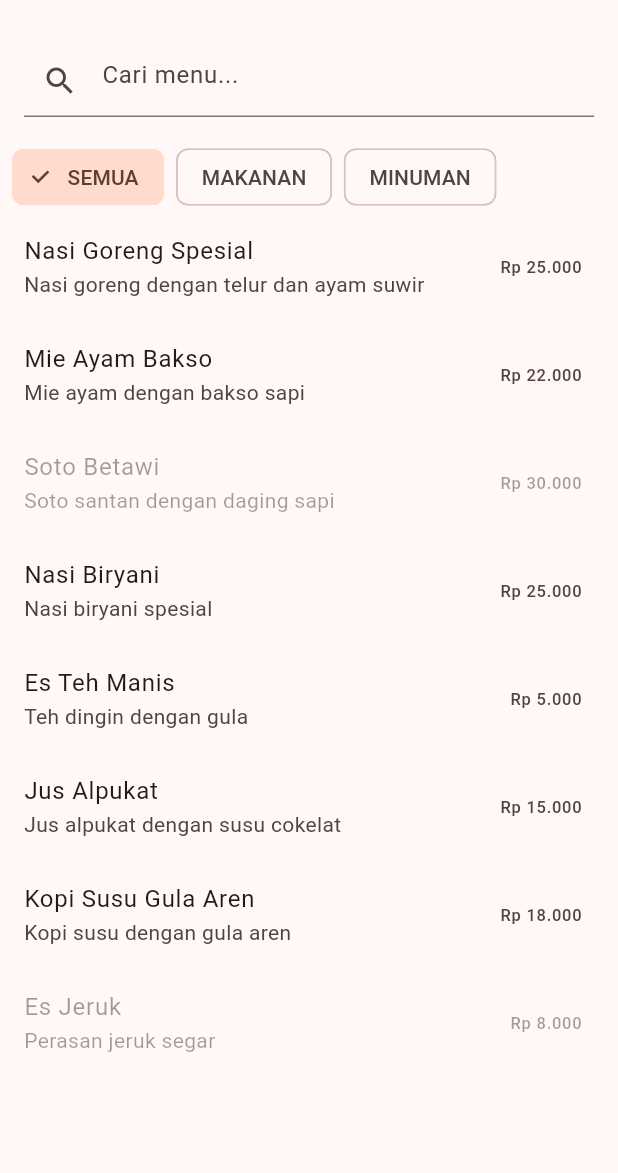
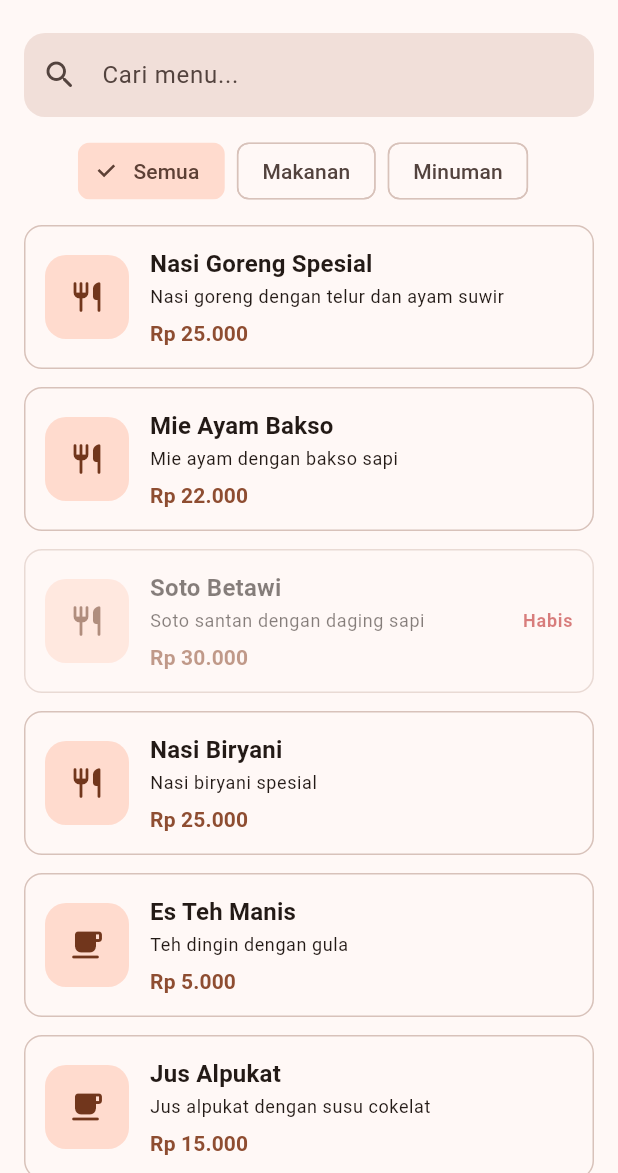
Before and after one commit to Bamz666/eatik-app, a Flutter app: the screen it shows after launch, on a phone screen of 412 x 824 dp, the part 63-1236 px from its top. Run offline on Flutter 3.47's test engine with Material 3 defaults, Android fonts, the phone set to English and light mode, and no system bars.

Commit message:
refactor: pisahkan fitur menu ke layer domain, data, dan presentation

```diff
--- a/lib/app/app.dart
+++ b/lib/app/app.dart
@@ -1,5 +1,5 @@
 import 'package:eatik_app/app/theme/app_theme.dart';
-import 'package:eatik_app/menu_page_messy.dart';
+import 'package:eatik_app/features/menu/presentation/pages/menu_page.dart';
 import 'package:flutter/material.dart';
 
 class EatikApp extends StatelessWidget {
@@ -13,7 +13,7 @@ class EatikApp extends StatelessWidget {
       theme: AppTheme.light,
       darkTheme: AppTheme.dark,
       themeMode: ThemeMode.system,
-      home: const MenuPageMessy(),
+      home: const MenuPage(),
     );
   }
 }
--- /dev/null
+++ b/lib/core/utils/rupiah_extension.dart
@@ -0,0 +1,15 @@
+extension RupiahFormat on num {
+  /// Contoh: 25000 menjadi "Rp 25.000".
+  String toRupiah() {
+    final digits = round().toString();
+    final buffer = StringBuffer();
+
+    for (var i = 0; i < digits.length; i++) {
+      buffer.write(digits[i]);
+      final sisa = digits.length - i - 1;
+      if (sisa > 0 && sisa % 3 == 0) buffer.write('.');
+    }
+
+    return 'Rp $buffer';
+  }
+}
--- /dev/null
+++ b/lib/features/menu/data/repositories/menu_repository_impl.dart
@@ -0,0 +1,86 @@
+import 'package:eatik_app/features/menu/domain/entities/menu.dart';
+import 'package:eatik_app/features/menu/domain/repositories/menu_repository.dart';
+
+class MenuRepositoryImpl implements MenuRepository {
+  const MenuRepositoryImpl();
+
+  static const List<Menu> _data = [
+    Menu(
+      id: 1,
+      nama: 'Nasi Goreng Spesial',
+      harga: 25000,
+      deskripsi: 'Nasi goreng dengan telur dan ayam suwir',
+      kategori: KategoriMenu.makanan,
+      status: StatusMenu.tersedia,
+    ),
+    Menu(
+      id: 2,
+      nama: 'Mie Ayam Bakso',
+      harga: 22000,
+      deskripsi: 'Mie ayam dengan bakso sapi',
+      kategori: KategoriMenu.makanan,
+      status: StatusMenu.tersedia,
+    ),
+    Menu(
+      id: 3,
+      nama: 'Soto Betawi',
+      harga: 30000,
+      deskripsi: 'Soto santan dengan daging sapi',
+      kategori: KategoriMenu.makanan,
+      status: StatusMenu.habis,
+    ),
+    Menu(
+      id: 4,
+      nama: 'Nasi Biryani',
+      harga: 25000,
+      deskripsi: 'Nasi biryani spesial',
+      kategori: KategoriMenu.makanan,
+      status: StatusMenu.tersedia,
+    ),
+    Menu(
+      id: 5,
+      nama: 'Es Teh Manis',
+      harga: 5000,
+      deskripsi: 'Teh dingin dengan gula',
+      kategori: KategoriMenu.minuman,
+      status: StatusMenu.tersedia,
+    ),
+    Menu(
+      id: 6,
+      nama: 'Jus Alpukat',
+      harga: 15000,
+      deskripsi: 'Jus alpukat dengan susu cokelat',
+      kategori: KategoriMenu.minuman,
+      status: StatusMenu.tersedia,
+    ),
+    Menu(
+      id: 7,
+      nama: 'Kopi Susu Gula Aren',
+      harga: 18000,
+      deskripsi: 'Kopi susu dengan gula aren',
+      kategori: KategoriMenu.minuman,
+      status: StatusMenu.tersedia,
+    ),
+    Menu(
+      id: 8,
+      nama: 'Es Jeruk',
+      harga: 8000,
+      deskripsi: 'Perasan jeruk segar',
+      kategori: KategoriMenu.minuman,
+      status: StatusMenu.habis,
+    ),
+  ];
+
+  @override
+  Future<List<Menu>> getMenus({String? nama, KategoriMenu? kategori}) async {
+    await Future<void>.delayed(const Duration(milliseconds: 600));
+
+    final kataKunci = nama?.trim().toLowerCase() ?? '';
+
+    return _data.where((menu) {
+      final cocokNama = menu.nama.toLowerCase().contains(kataKunci);
+      final cocokKategori = kategori == null || menu.kategori == kategori;
+      return cocokNama && cocokKategori;
+    }).toList();
+  }
+}
--- /dev/null
+++ b/lib/features/menu/domain/entities/menu.dart
@@ -0,0 +1,23 @@
+enum KategoriMenu { makanan, minuman }
+
+enum StatusMenu { tersedia, habis }
+
+class Menu {
+  const Menu({
+    required this.id,
+    required this.nama,
+    required this.harga,
+    required this.kategori,
+    required this.status,
+    this.deskripsi,
+  });
+
+  final int id;
+  final String nama;
+  final double harga;
+  final String? deskripsi;
+  final KategoriMenu kategori;
+  final StatusMenu status;
+
+  bool get tersedia => status == StatusMenu.tersedia;
+}
--- /dev/null
+++ b/lib/features/menu/domain/repositories/menu_repository.dart
@@ -0,0 +1,5 @@
+import 'package:eatik_app/features/menu/domain/entities/menu.dart';
+
+abstract interface class MenuRepository {
+  Future<List<Menu>> getMenus({String? nama, KategoriMenu? kategori});
+}
--- /dev/null
+++ b/lib/features/menu/presentation/pages/menu_page.dart
@@ -0,0 +1,117 @@
+import 'dart:async';
+
+import 'package:eatik_app/features/menu/data/repositories/menu_repository_impl.dart';
+import 'package:eatik_app/features/menu/domain/entities/menu.dart';
+import 'package:eatik_app/features/menu/domain/repositories/menu_repository.dart';
+import 'package:eatik_app/features/menu/presentation/widgets/menu_card.dart';
+import 'package:flutter/material.dart';
+
+class MenuPage extends StatefulWidget {
+  const MenuPage({super.key});
+
+  @override
+  State<MenuPage> createState() => _MenuPageState();
+}
+
+class _MenuPageState extends State<MenuPage> {
+  final MenuRepository _repository = const MenuRepositoryImpl();
+
+  List<Menu> _menus = const [];
+  bool _sedangMemuat = true;
+  String _kataKunci = '';
+  KategoriMenu? _kategori;
+
+  @override
+  void initState() {
+    super.initState();
+    unawaited(_muat());
+  }
+
+  Future<void> _muat() async {
+    setState(() => _sedangMemuat = true);
+
+    final hasil = await _repository.getMenus(
+      nama: _kataKunci,
+      kategori: _kategori,
+    );
+
+    if (!mounted) return;
+    setState(() {
+      _menus = hasil;
+      _sedangMemuat = false;
+    });
+  }
+
+  String _labelKategori(KategoriMenu? kategori) {
+    return switch (kategori) {
+      null => 'Semua',
+      KategoriMenu.makanan => 'Makanan',
+      KategoriMenu.minuman => 'Minuman',
+    };
+  }
+
+  @override
+  Widget build(BuildContext context) {
+    return Scaffold(
+      appBar: AppBar(title: const Text('Menu Eatik')),
+      body: Column(
+        children: [
+          Padding(
+            padding: const EdgeInsets.fromLTRB(16, 8, 16, 0),
+            child: TextField(
+              onChanged: (value) {
+                _kataKunci = value;
+                unawaited(_muat());
+              },
+              decoration: InputDecoration(
+                hintText: 'Cari menu...',
+                prefixIcon: const Icon(Icons.search_rounded),
+                filled: true,
+                border: OutlineInputBorder(
+                  borderRadius: BorderRadius.circular(14),
+                  borderSide: BorderSide.none,
+                ),
+              ),
+            ),
+          ),
+          SingleChildScrollView(
+            scrollDirection: Axis.horizontal,
+            padding: const EdgeInsets.symmetric(horizontal: 16, vertical: 12),
+            child: Row(
+              children: [
+                for (final kategori in [null, ...KategoriMenu.values])
+                  Padding(
+                    padding: const EdgeInsets.only(right: 8),
+                    child: ChoiceChip(
+                      label: Text(_labelKategori(kategori)),
+                      selected: _kategori == kategori,
+                      onSelected: (_) {
+                        setState(() => _kategori = kategori);
+                        unawaited(_muat());
+                      },
+                    ),
+                  ),
+              ],
+            ),
+          ),
+          Expanded(child: _buildDaftar()),
+        ],
+      ),
+    );
+  }
+
+  Widget _buildDaftar() {
+    if (_sedangMemuat) {
+      return const Center(child: CircularProgressIndicator());
+    }
+    if (_menus.isEmpty) {
+      return const Center(child: Text('Menu tidak ditemukan'));
+    }
+    return ListView.separated(
+      padding: const EdgeInsets.fromLTRB(16, 0, 16, 24),
+      itemCount: _menus.length,
+      separatorBuilder: (context, index) => const SizedBox(height: 12),
+      itemBuilder: (context, index) => MenuCard(menu: _menus[index]),
+    );
+  }
+}
--- /dev/null
+++ b/lib/features/menu/presentation/widgets/menu_card.dart
@@ -0,0 +1,90 @@
+import 'package:eatik_app/core/utils/rupiah_extension.dart';
+import 'package:eatik_app/features/menu/domain/entities/menu.dart';
+import 'package:flutter/material.dart';
+
+class MenuCard extends StatelessWidget {
+  const MenuCard({required this.menu, super.key});
+
+  final Menu menu;
+
+  @override
+  Widget build(BuildContext context) {
+    final scheme = Theme.of(context).colorScheme;
+    final textTheme = Theme.of(context).textTheme;
+    final deskripsi = menu.deskripsi;
+
+    return Opacity(
+      opacity: menu.tersedia ? 1 : 0.55,
+      child: Card.outlined(
+        margin: EdgeInsets.zero,
+        child: Padding(
+          padding: const EdgeInsets.all(14),
+          child: Row(
+            children: [
+              Container(
+                width: 56,
+                height: 56,
+                decoration: BoxDecoration(
+                  color: scheme.primaryContainer,
+                  borderRadius: BorderRadius.circular(14),
+                ),
+                child: Icon(
+                  _ikon(menu.kategori),
+                  color: scheme.onPrimaryContainer,
+                ),
+              ),
+              const SizedBox(width: 14),
+              Expanded(
+                child: Column(
+                  crossAxisAlignment: CrossAxisAlignment.start,
+                  children: [
+                    Text(
+                      menu.nama,
+                      style: textTheme.titleMedium?.copyWith(
+                        fontWeight: FontWeight.w600,
+                      ),
+                    ),
+                    if (deskripsi != null) ...[
+                      const SizedBox(height: 2),
+                      Text(
+                        deskripsi,
+                        maxLines: 2,
+                        overflow: TextOverflow.ellipsis,
+                        style: textTheme.bodySmall,
+                      ),
+                    ],
+                    const SizedBox(height: 6),
+                    Text(
+                      menu.harga.toRupiah(),
+                      style: textTheme.titleSmall?.copyWith(
+                        color: scheme.primary,
+                        fontWeight: FontWeight.w700,
+                      ),
+                    ),
+                  ],
+                ),
+              ),
+              if (!menu.tersedia) ...[
+                const SizedBox(width: 8),
+                Text(
+                  'Habis',
+                  style: textTheme.labelMedium?.copyWith(
+                    color: scheme.error,
+                    fontWeight: FontWeight.w600,
+                  ),
+                ),
+              ],
+            ],
+          ),
+        ),
+      ),
+    );
+  }
+
+  IconData _ikon(KategoriMenu kategori) {
+    return switch (kategori) {
+      KategoriMenu.makanan => Icons.restaurant_rounded,
+      KategoriMenu.minuman => Icons.local_cafe_rounded,
+    };
+  }
+}
--- a/lib/menu_page_messy.dart
+++ /dev/null
@@ -1,134 +0,0 @@
-import 'package:flutter/material.dart';
-
-class MenuPageMessy extends StatefulWidget {
-  const MenuPageMessy({super.key});
-
-  @override
-  State<MenuPageMessy> createState() => _MenuPageMessyState();
-}
-
-class _MenuPageMessyState extends State<MenuPageMessy> {
-  final List<Map<String, dynamic>> _data = [
-    {
-      'nama': 'Nasi Goreng Spesial',
-      'harga': 25000,
-      'deskripsi': 'Nasi goreng dengan telur dan ayam suwir',
-      'kategori': 'MAKANAN',
-      'status': 'TERSEDIA',
-    },
-    {
-      'nama': 'Mie Ayam Bakso',
-      'harga': 22000,
-      'deskripsi': 'Mie ayam dengan bakso sapi',
-      'kategori': 'MAKANAN',
-      'status': 'TERSEDIA',
-    },
-    {
-      'nama': 'Soto Betawi',
-      'harga': 30000,
-      'deskripsi': 'Soto santan dengan daging sapi',
-      'kategori': 'MAKANAN',
-      'status': 'HABIS',
-    },
-    {
-      'nama': 'Nasi Biryani',
-      'harga': 25000,
-      'deskripsi': 'Nasi biryani spesial',
-      'kategori': 'MAKANAN',
-      'status': 'TERSEDIA',
-    },
-    {
-      'nama': 'Es Teh Manis',
-      'harga': 5000,
-      'deskripsi': 'Teh dingin dengan gula',
-      'kategori': 'MINUMAN',
-      'status': 'TERSEDIA',
-    },
-    {
-      'nama': 'Jus Alpukat',
-      'harga': 15000,
-      'deskripsi': 'Jus alpukat dengan susu cokelat',
-      'kategori': 'MINUMAN',
-      'status': 'TERSEDIA',
-    },
-    {
-      'nama': 'Kopi Susu Gula Aren',
-      'harga': 18000,
-      'deskripsi': 'Kopi susu dengan gula aren',
-      'kategori': 'MINUMAN',
-      'status': 'TERSEDIA',
-    },
-    {
-      'nama': 'Es Jeruk',
-      'harga': 8000,
-      'deskripsi': 'Perasan jeruk segar',
-      'kategori': 'MINUMAN',
-      'status': 'HABIS',
-    },
-  ];
-
-  String _kataKunci = '';
-  String _kategori = 'SEMUA';
-
-  @override
-  Widget build(BuildContext context) {
-    final tampil = _data.where((m) {
-      final nama = (m['nama'] as String).toLowerCase();
-      final cocokNama = nama.contains(_kataKunci.toLowerCase());
-      final cocokKategori = _kategori == 'SEMUA' || m['kategori'] == _kategori;
-      return cocokNama && cocokKategori;
-    }).toList();
-
-    return Scaffold(
-      appBar: AppBar(title: const Text('Menu Eatik')),
-      body: Column(
-        children: [
-          Padding(
-            padding: const EdgeInsets.all(16),
-            child: TextField(
-              onChanged: (v) => setState(() => _kataKunci = v),
-              decoration: const InputDecoration(
-                hintText: 'Cari menu...',
-                prefixIcon: Icon(Icons.search),
-              ),
-            ),
-          ),
-          Row(
-            children: [
-              for (final k in ['SEMUA', 'MAKANAN', 'MINUMAN'])
-                Padding(
-                  padding: const EdgeInsets.only(left: 8),
-                  child: ChoiceChip(
-                    label: Text(k),
-                    selected: _kategori == k,
-                    onSelected: (_) => setState(() => _kategori = k),
-                  ),
-                ),
-            ],
-          ),
-          Expanded(
-            child: ListView.builder(
-              itemCount: tampil.length,
-              itemBuilder: (context, i) {
-                final m = tampil[i];
-                final harga = (m['harga'] as int).toString();
-                var hargaTeks = '';
-                for (var j = 0; j < harga.length; j++) {
-                  hargaTeks += harga[j];
-                  final sisa = harga.length - j - 1;
-                  if (sisa > 0 && sisa % 3 == 0) hargaTeks += '.';
-                }
-                return ListTile(
-                  enabled: m['status'] != 'HABIS',
-                  title: Text(m['nama'] as String),
-                  subtitle: Text(m['deskripsi'] as String),
-                  trailing: Text('Rp $hargaTeks'),
-                );
-              },
-            ),
-          ),
-        ],
-      ),
-    );
-  }
-}
```
Also changed, not shown: 1 other file.
